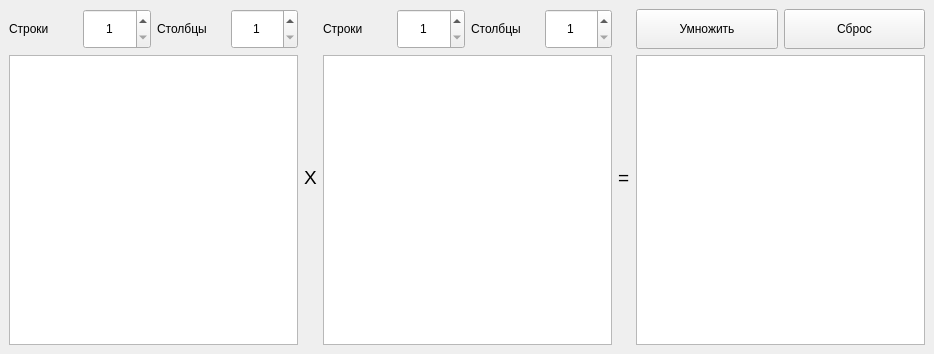
Qt form src/MainWindow.ui (quasab/TwoMatrixMult) before a commit.
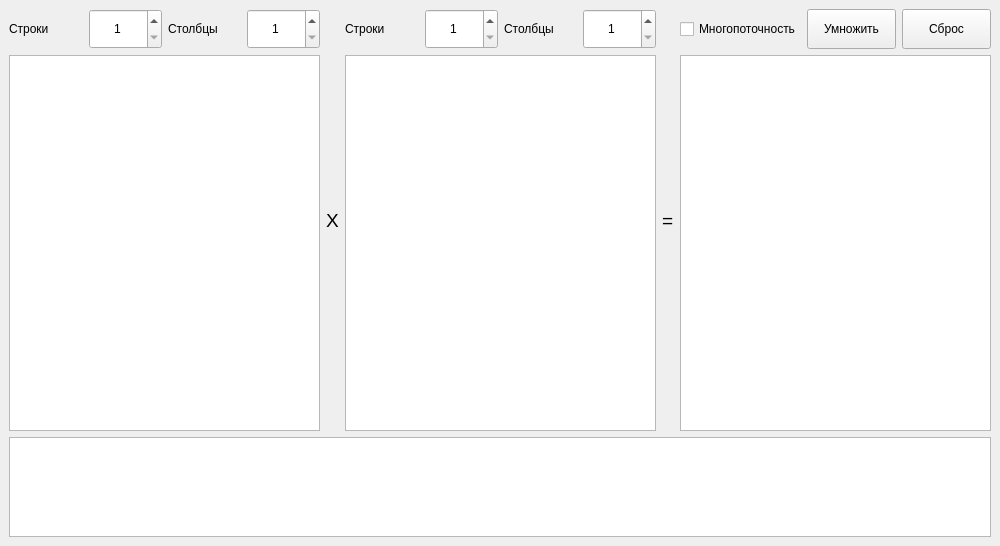
The same form after that commit.

Commit message: [v.1.1.0] Добавил выбор между стандартным и многопоточным режимом, добавил измерение времени.

The edit to the form file:
```diff
--- a/src/MainWindow.ui
+++ b/src/MainWindow.ui
@@ -6,14 +6,16 @@
    <rect>
     <x>0</x>
     <y>0</y>
-    <width>934</width>
-    <height>354</height>
+    <width>1000</width>
+    <height>546</height>
    </rect>
   </property>
   <property name="windowTitle">
    <string>Умножение матриц</string>
   </property>
   <widget class="QWidget" name="centralwidget">
+   <layout class="QVBoxLayout" name="verticalLayout_4">
+    <item>
    <layout class="QHBoxLayout" name="horizontalLayout_8">
     <item>
      <layout class="QVBoxLayout" name="verticalLayout_3">
@@ -271,6 +273,13 @@
      <layout class="QVBoxLayout" name="verticalLayout">
       <item>
        <layout class="QHBoxLayout" name="horizontalLayout_7">
+          <item>
+           <widget class="QCheckBox" name="cbMultyThread">
+            <property name="text">
+             <string>Многопоточность</string>
+            </property>
+           </widget>
+          </item>
         <item>
          <widget class="QPushButton" name="pbMult">
           <property name="minimumSize">
@@ -340,6 +349,24 @@
        </widget>
       </item>
      </layout>
+      </item>
+     </layout>
+    </item>
+    <item>
+     <widget class="QTextBrowser" name="tbTextBrowser">
+      <property name="minimumSize">
+       <size>
+        <width>0</width>
+        <height>100</height>
+       </size>
+      </property>
+      <property name="maximumSize">
+       <size>
+        <width>16777215</width>
+        <height>100</height>
+       </size>
+      </property>
+     </widget>
     </item>
    </layout>
   </widget>
```
Lines whose indentation alone changed are shown as unchanged. The commit also changes 2 other files.
